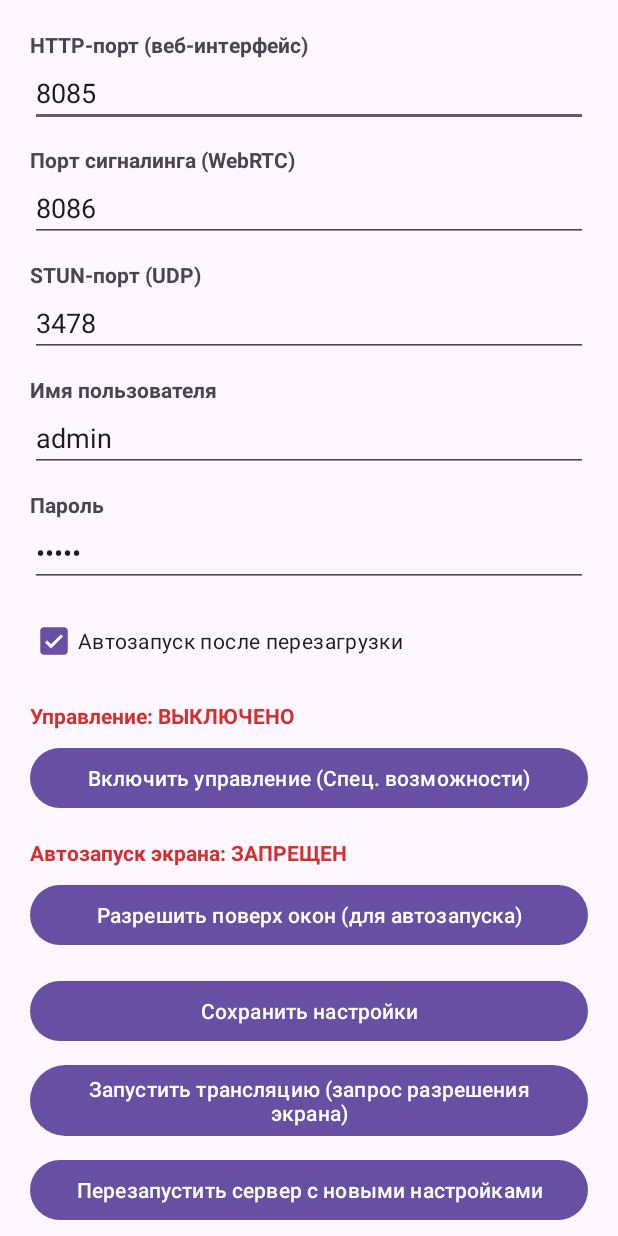
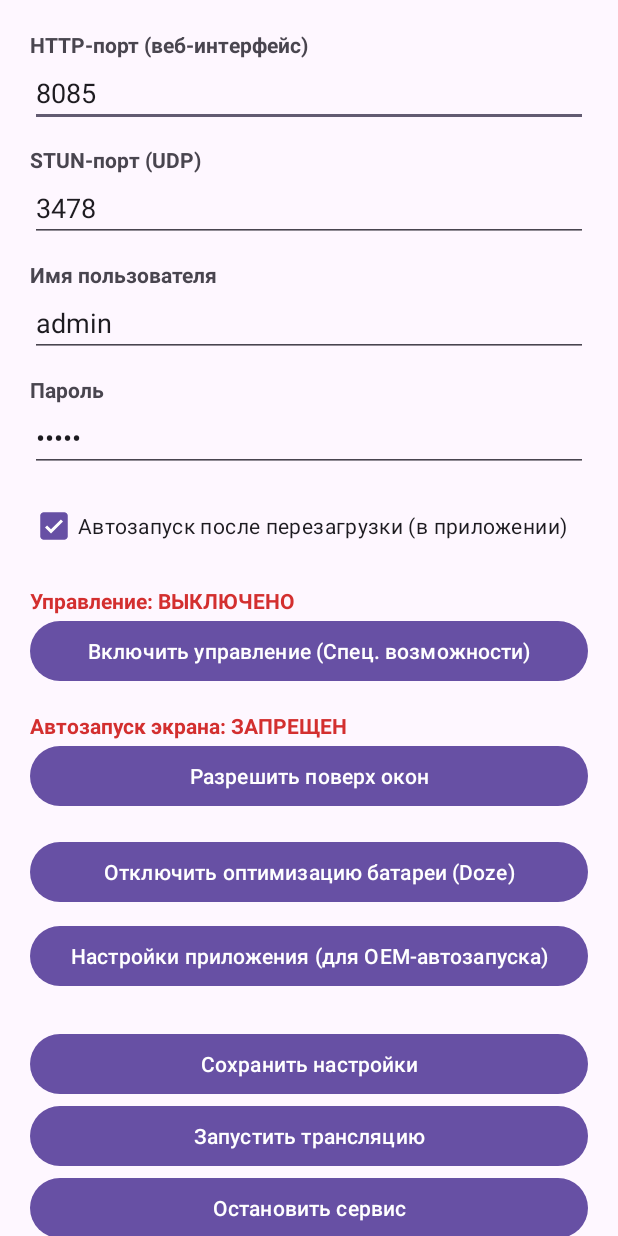
Before and after one commit to MyasnikovIA/WebRDP_Android, an Android app: the screen it shows after launch (MainActivity), on a phone screen of 412 x 824 dp. Run offline under Robolectric (Android 15) with nearby library versions, the phone set to English and light mode, and no system bars.

Commit message:
Исправил  ошибку в автозапуске , если выдать права, то все работает отлично

```diff
--- a/app/src/main/java/ru/miacomsoft/webrdp/MainActivity.java
+++ b/app/src/main/java/ru/miacomsoft/webrdp/MainActivity.java
@@ -28,7 +28,7 @@ public class MainActivity extends AppCompatActivity {
     private static final int REQ_PROJ = 101;
     private static final int REQ_PERM = 102;
 
-    private EditText etHttpPort, etSignalPort, etStunPort, etUser, etPass;
+    private EditText etHttpPort, etStunPort, etUser, etPass;
     private CheckBox cbAutostart;
     private TextView tvAccStatus, tvOverlayStatus;
     private SettingsManager settings;
@@ -40,7 +40,6 @@ public class MainActivity extends AppCompatActivity {
         settings = new SettingsManager(this);
 
         etHttpPort    = findViewById(R.id.etHttpPort);
-        etSignalPort  = findViewById(R.id.etSignalPort);
         etStunPort    = findViewById(R.id.etStunPort);
         etUser        = findViewById(R.id.etUser);
         etPass        = findViewById(R.id.etPass);
@@ -51,6 +50,8 @@ public class MainActivity extends AppCompatActivity {
 
         Button btnEnableAccessibility = findViewById(R.id.btnEnableAccessibility);
         Button btnOverlayPermission = findViewById(R.id.btnOverlayPermission);
+        Button btnBatteryOptimization = findViewById(R.id.btnBatteryOptimization);
+        Button btnAppInfo = findViewById(R.id.btnAppInfo);
         Button btnSystemSettings = findViewById(R.id.btnSystemSettings);
 
         loadSettings();
@@ -75,26 +76,44 @@ public class MainActivity extends AppCompatActivity {
             }
         });
 
+        // Запрос на игнорирование оптимизации батареи
+        btnBatteryOptimization.setOnClickListener(v -> {
+            if (Build.VERSION.SDK_INT >= Build.VERSION_CODES.M) {
+                Intent intent = new Intent();
+                intent.setAction(Settings.ACTION_REQUEST_IGNORE_BATTERY_OPTIMIZATIONS);
+                intent.setData(Uri.parse("package:" + getPackageName()));
+                try {
+                    startActivity(intent);
+                } catch (Exception e) {
+                    toast("Не удалось открыть настройки батареи");
+                }
+            }
+        });
+
+        // Переход в App Info (там часто находится переключатель "Автозапуск" на TV-боксах)
+        btnAppInfo.setOnClickListener(v -> {
+            Intent intent = new Intent(Settings.ACTION_APPLICATION_DETAILS_SETTINGS);
+            intent.setData(Uri.parse("package:" + getPackageName()));
+            try {
+                startActivity(intent);
+            } catch (Exception e) {
+                toast("Не удалось открыть настройки приложения");
+            }
+        });
+
         btnSystemSettings.setOnClickListener(v -> {
             Intent tvSettingsIntent = new Intent("android.settings.TV_SETTINGS");
             tvSettingsIntent.addFlags(Intent.FLAG_ACTIVITY_NEW_TASK);
             try {
                 startActivity(tvSettingsIntent);
             } catch (Exception e) {
-                Intent universalIntent = new Intent(Settings.ACTION_SETTINGS);
-                universalIntent.addFlags(Intent.FLAG_ACTIVITY_NEW_TASK);
-                try {
-                    startActivity(universalIntent);
-                } catch (Exception ex) {
-                    toast("Не удалось открыть настройки Android");
-                }
+                startActivity(new Intent(Settings.ACTION_SETTINGS));
             }
         });
 
         Button btnSave   = findViewById(R.id.btnSave);
         Button btnStart  = findViewById(R.id.btnStart);
         Button btnStop   = findViewById(R.id.btnStop);
-        Button btnRestart= findViewById(R.id.btnRestart);
 
         btnSave.setOnClickListener(v -> { saveSettings(); toast("Настройки сохранены"); });
         btnStart.setOnClickListener(v -> requestProjection());
@@ -103,13 +122,6 @@ public class MainActivity extends AppCompatActivity {
                     .setAction(ScreenStreamService.ACTION_STOP);
             startService(i);
             toast("Сервис остановлен");
-        });
-        btnRestart.setOnClickListener(v -> {
-            saveSettings();
-            Intent i = new Intent(this, ScreenStreamService.class)
-                    .setAction(ScreenStreamService.ACTION_RESTART);
-            startService(i);
-            toast("Сервис перезапущен с новыми настройками");
         });
     }
 
@@ -167,7 +179,6 @@ public class MainActivity extends AppCompatActivity {
 
     private void loadSettings() {
         etHttpPort.setText(String.valueOf(settings.getHttpPort()));
-        etSignalPort.setText(String.valueOf(settings.getSignalPort()));
         etStunPort.setText(String.valueOf(settings.getStunPort()));
         etUser.setText(settings.getUsername());
         etPass.setText(settings.getPassword());
@@ -176,14 +187,12 @@ public class MainActivity extends AppCompatActivity {
 
     private void saveSettings() {
         int hp = parseIntSafe(etHttpPort.getText().toString(), 8085);
-        int sp = parseIntSafe(etSignalPort.getText().toString(), 8086);
         int stp = parseIntSafe(etStunPort.getText().toString(), 3478);
         String u = etUser.getText().toString().trim();
         String p = etPass.getText().toString();
         if (TextUtils.isEmpty(u)) u = "admin";
         if (TextUtils.isEmpty(p)) p = "admin";
         settings.setHttpPort(hp);
-        settings.setSignalPort(sp);
         settings.setStunPort(stp);
         settings.setUsername(u);
         settings.setPassword(p);
--- a/app/src/main/res/layout/activity_main.xml
+++ b/app/src/main/res/layout/activity_main.xml
@@ -8,6 +8,8 @@
         android:layout_height="wrap_content"
         android:orientation="vertical"
         android:padding="20dp">
+
+        <!-- ... (поля ввода HTTP, STUN, User, Pass) ... -->
 
         <TextView
             android:layout_width="match_parent"
@@ -21,20 +23,6 @@
             android:inputType="number"
             android:text="8085" />
 
-        <TextView
-            android:layout_width="match_parent"
-            android:layout_height="wrap_content"
-            android:layout_marginTop="12dp"
-            android:text="Порт сигналинга (WebRTC)"
-            android:textStyle="bold" />
-        <EditText
-            android:id="@+id/etSignalPort"
-            android:layout_width="match_parent"
-            android:layout_height="wrap_content"
-            android:inputType="number"
-            android:text="8086" />
-
-        <!-- НОВОЕ ПОЛЕ -->
         <TextView
             android:layout_width="match_parent"
             android:layout_height="wrap_content"
@@ -79,9 +67,9 @@
             android:layout_height="wrap_content"
             android:layout_marginTop="12dp"
             android:checked="true"
-            android:text="Автозапуск после перезагрузки" />
+            android:text="Автозапуск после перезагрузки (в приложении)" />
 
-        <!-- БЛОК УПРАВЛЕНИЯ -->
+        <!-- БЛОК РАЗРЕШЕНИЙ СИСТЕМЫ -->
         <TextView
             android:id="@+id/tvAccStatus"
             android:layout_width="match_parent"
@@ -90,15 +78,12 @@
             android:text="Управление: ВЫКЛЮЧЕНО"
             android:textColor="#D32F2F"
             android:textStyle="bold" />
-
         <Button
             android:id="@+id/btnEnableAccessibility"
             android:layout_width="match_parent"
             android:layout_height="wrap_content"
-            android:layout_marginTop="8dp"
             android:text="Включить управление (Спец. возможности)" />
 
-        <!-- БЛОК ОВЕРЛЕЯ (Для автозапуска) -->
         <TextView
             android:id="@+id/tvOverlayStatus"
             android:layout_width="match_parent"
@@ -107,48 +92,52 @@
             android:text="Автозапуск экрана: ВЫКЛЮЧЕН"
             android:textColor="#D32F2F"
             android:textStyle="bold" />
-
         <Button
             android:id="@+id/btnOverlayPermission"
             android:layout_width="match_parent"
             android:layout_height="wrap_content"
+            android:text="Разрешить поверх окон" />
+
+        <!-- НОВЫЕ КНОПКИ ДЛЯ АВТОЗАПУСКА -->
+        <Button
+            android:id="@+id/btnBatteryOptimization"
+            android:layout_width="match_parent"
+            android:layout_height="wrap_content"
+            android:layout_marginTop="16dp"
+            android:text="Отключить оптимизацию батареи (Doze)" />
+
+        <Button
+            android:id="@+id/btnAppInfo"
+            android:layout_width="match_parent"
+            android:layout_height="wrap_content"
             android:layout_marginTop="8dp"
-            android:text="Разрешить поверх окон (для автозапуска)" />
-        <!-- КОНЕЦ БЛОКОВ -->
+            android:text="Настройки приложения (для OEM-автозапуска)" />
 
+        <!-- КНОПКИ УПРАВЛЕНИЯ -->
         <Button
             android:id="@+id/btnSave"
             android:layout_width="match_parent"
             android:layout_height="wrap_content"
-            android:layout_marginTop="16dp"
+            android:layout_marginTop="24dp"
             android:text="Сохранить настройки" />
 
         <Button
             android:id="@+id/btnStart"
             android:layout_width="match_parent"
             android:layout_height="wrap_content"
-            android:layout_marginTop="8dp"
-            android:text="Запустить трансляцию (запрос разрешения экрана)" />
-
-        <Button
-            android:id="@+id/btnRestart"
-            android:layout_width="match_parent"
-            android:layout_height="wrap_content"
-            android:layout_marginTop="8dp"
-            android:text="Перезапустить сервер с новыми настройками" />
+            android:text="Запустить трансляцию" />
 
         <Button
             android:id="@+id/btnStop"
             android:layout_width="match_parent"
             android:layout_height="wrap_content"
-            android:layout_marginTop="8dp"
             android:text="Остановить сервис" />
 
         <Button
             android:id="@+id/btnSystemSettings"
             android:layout_width="match_parent"
             android:layout_height="wrap_content"
-            android:layout_marginTop="24dp"
+            android:layout_marginTop="16dp"
             android:backgroundTint="#757575"
             android:text="Открыть настройки Android" />
 
```
Also changed, not shown: app/src/main/AndroidManifest.xml (+6 -19 lines), app/src/main/java/ru/miacomsoft/webrdp/BootReceiver.java (+21 -5 lines).
